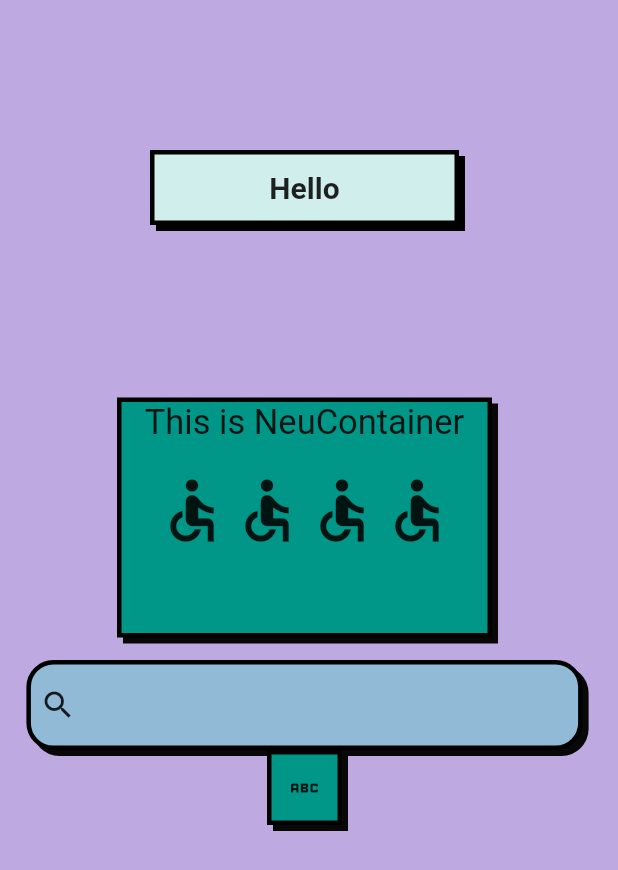
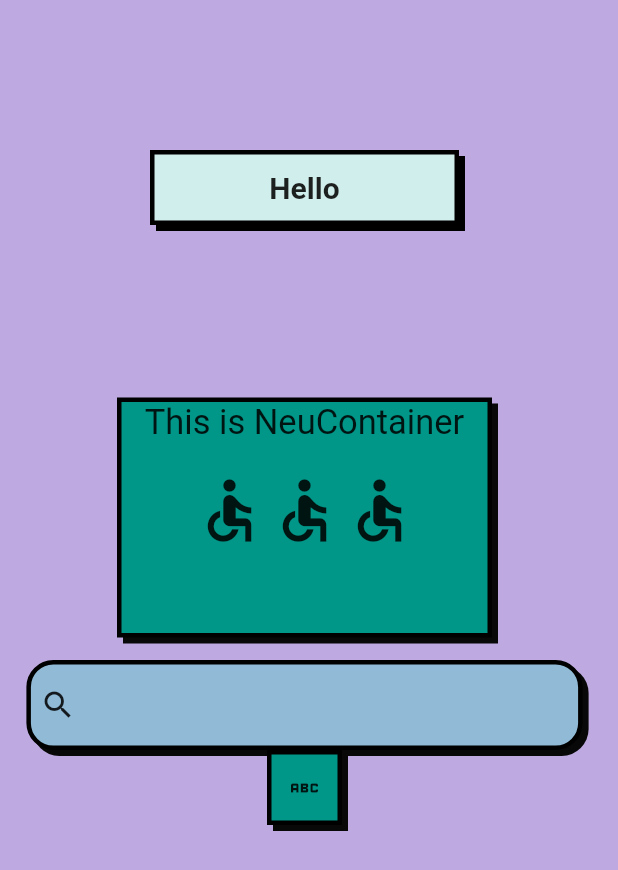
Before and after one commit to deepraj02/neubrutalism_ui, a Flutter app: the screen it shows after launch, on a phone screen of 412 x 824 dp. Shown: the top 870 px of the screen. Run offline on Flutter 3.47's test engine with Material 2 defaults, Android fonts, the phone set to English and light mode, and no system bars.

Commit message:
🧹 CHORE: chore

```diff
--- a/example/lib/main.dart
+++ b/example/lib/main.dart
@@ -38,15 +38,17 @@ class TestNeu extends StatelessWidget {
                 shadowColor: Colors.black,
                 buttonHeight: 50,
                 buttonWidth: MediaQuery.of(context).size.width * 0.5,
-                child: Row(
+                child: const Row(
                   mainAxisAlignment: MainAxisAlignment.center,
-                  children: const [
+                  children: [
                     Padding(
                       padding: EdgeInsets.all(8.0),
                       child: Text(
                         "Hello",
                         style: TextStyle(
-                            fontSize: 20, fontWeight: FontWeight.w600),
+                          fontSize: 20,
+                          fontWeight: FontWeight.w600,
+                        ),
                       ),
                     ),
                   ],
@@ -58,18 +60,18 @@ class TestNeu extends StatelessWidget {
               child: NeuContainer(
                 height: 160,
                 width: 250,
-                child: Column(
+                child: const Column(
                   children: [
-                    const Text(
+                    Text(
                       "This is NeuContainer",
                       style: TextStyle(fontSize: 23),
                     ),
-                    const SizedBox(
+                    SizedBox(
                       height: 20,
                     ),
                     Row(
                       mainAxisAlignment: MainAxisAlignment.center,
-                      children: const [
+                      children: [
                         Icon(
                           Icons.accessible_outlined,
                           size: 50,
@@ -82,10 +84,7 @@ class TestNeu extends StatelessWidget {
                           Icons.accessible_outlined,
                           size: 50,
                         ),
-                        Icon(
-                          Icons.accessible_outlined,
-                          size: 50,
-                        ),
+
                       ],
                     ),
                   ],
--- a/lib/neubrutalism_ui.dart
+++ b/lib/neubrutalism_ui.dart
@@ -3,3 +3,4 @@ library neubrutalism_ui;
 
 export './src/widgets/widgets.dart';
 export 'src/neubrutalism_ui.dart';
+export 'src/icons/neu_icons.dart';
```
